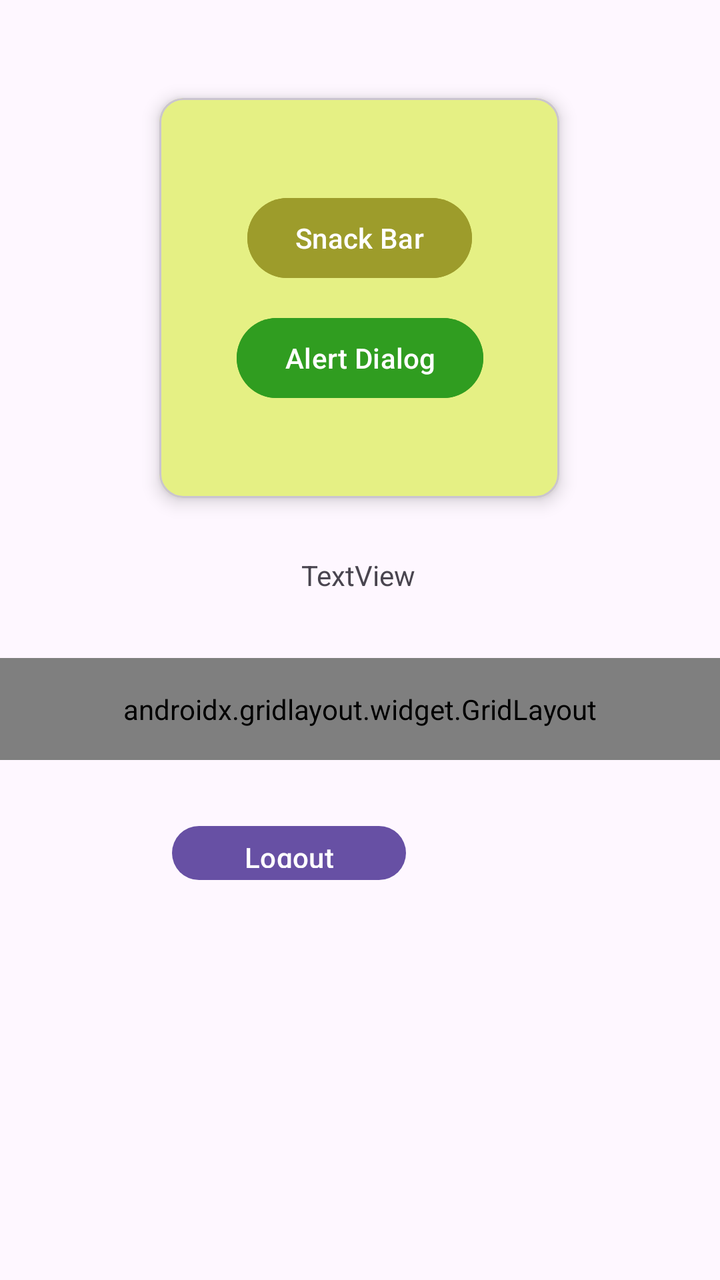
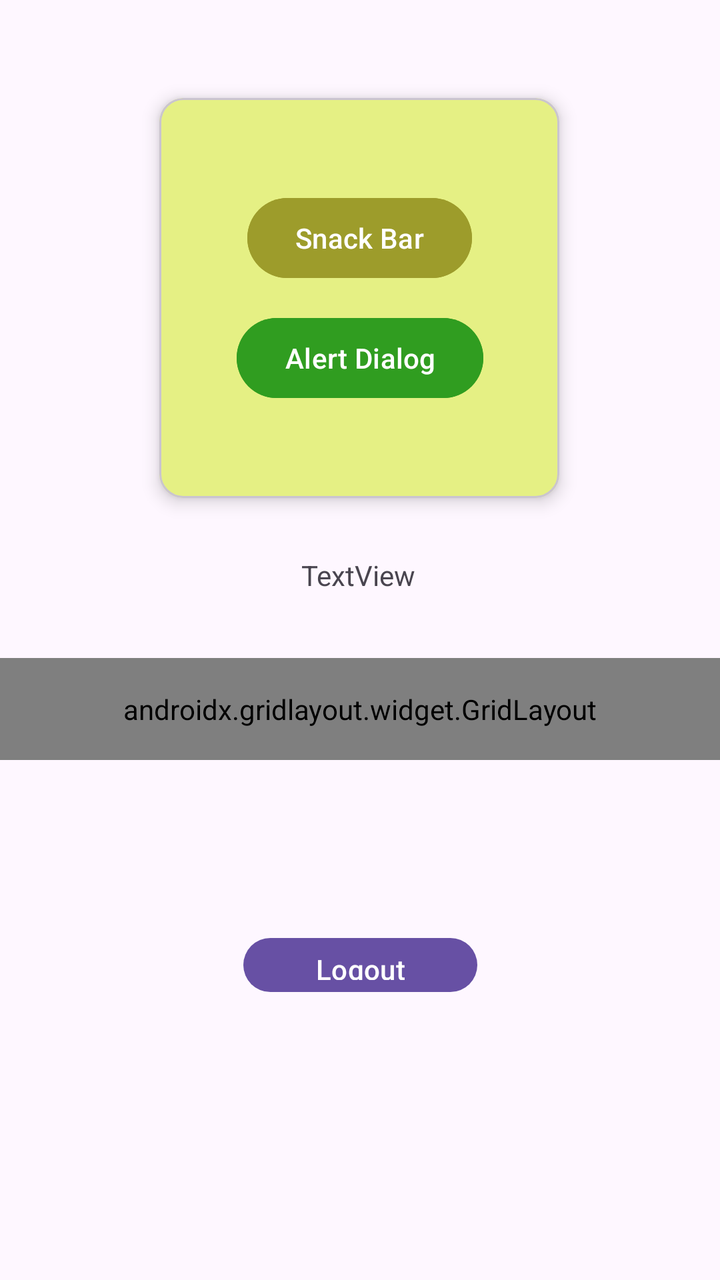

Screens rendered from an Android XML layout before and after an edit, with the pre-edit source and the edit as a unified diff.
<!-- AndroidManifest.xml: application theme Theme.Tio_3TIC -->
<!-- res/layout/fragment_home.xml -->
<?xml version="1.0" encoding="utf-8"?>
<androidx.constraintlayout.widget.ConstraintLayout xmlns:android="http://schemas.android.com/apk/res/android"
    xmlns:app="http://schemas.android.com/apk/res-auto"
    xmlns:tools="http://schemas.android.com/tools"
    android:layout_width="match_parent"
    android:layout_height="match_parent"
    tools:context=".Home.HomeFragment">

    <TextView
        android:id="@+id/tvdata"
        android:layout_width="wrap_content"
        android:layout_height="wrap_content"
        android:layout_marginStart="176dp"
        android:layout_marginTop="278dp"
        android:layout_marginEnd="178dp"
        android:layout_marginBottom="45dp"
        android:text="TextView"
        app:layout_constraintBottom_toTopOf="@+id/btnkembali"
        app:layout_constraintEnd_toEndOf="parent"
        app:layout_constraintStart_toStartOf="parent"
        app:layout_constraintTop_toTopOf="parent" />

    <com.google.android.material.card.MaterialCardView
        android:id="@+id/MaterialCardView"
        android:layout_width="200dp"
        android:layout_height="200dp"
        android:backgroundTint="#E5F084"
        app:cardElevation="5dp"
        app:layout_constraintBottom_toTopOf="@+id/tvdata"
        app:layout_constraintEnd_toEndOf="parent"
        app:layout_constraintHorizontal_bias="0.497"
        app:layout_constraintStart_toStartOf="parent"
        app:layout_constraintTop_toTopOf="parent"
        app:layout_constraintVertical_bias="0.628">


        <androidx.constraintlayout.widget.ConstraintLayout
            android:layout_width="match_parent"
            android:layout_height="match_parent"
            android:layout_margin="30dp">

            <Button
                android:id="@+id/btnsnackbar"
                android:layout_width="wrap_content"
                android:layout_height="48dp"
                android:backgroundTint="#9D9C2B"
                android:text="Snack Bar"
                app:layout_constraintBottom_toBottomOf="parent"
                app:layout_constraintEnd_toEndOf="parent"
                app:layout_constraintStart_toStartOf="parent"
                app:layout_constraintTop_toTopOf="parent"
                app:layout_constraintVertical_bias="0.173" />

            <Button
                android:id="@+id/btndialog"
                android:layout_width="wrap_content"
                android:layout_height="wrap_content"
                android:layout_marginEnd="8dp"
                android:backgroundTint="#309D20"
                android:text="Alert Dialog"
                app:layout_constraintBottom_toBottomOf="parent"
                app:layout_constraintEnd_toEndOf="parent"
                app:layout_constraintTop_toTopOf="parent"
                app:layout_constraintVertical_bias="0.826" />
        </androidx.constraintlayout.widget.ConstraintLayout>


    </com.google.android.material.card.MaterialCardView>


    <androidx.gridlayout.widget.GridLayout
        android:id="@+id/gridMenu"
        android:layout_width="0dp"
        android:layout_height="wrap_content"
        android:layout_marginTop="80dp"
        android:padding="16dp"
        app:columnCount="2"
        app:layout_constraintEnd_toEndOf="parent"
        app:layout_constraintHorizontal_bias="0.0"
        app:layout_constraintStart_toStartOf="parent"
        app:layout_constraintTop_toBottomOf="@+id/MaterialCardView"
        app:useDefaultMargins="true">

        <Button
            android:id="@+id/btnp5"
            android:layout_width="137dp"
            android:layout_height="38dp"
            android:text="Pertemuan5"
            app:layout_columnWeight="1"
            app:layout_constraintEnd_toEndOf="parent"
            app:layout_constraintStart_toStartOf="parent"
            app:layout_constraintTop_toBottomOf="@+id/btnkembali"
            app:layout_gravity="fill_horizontal" />


        <Button
            android:id="@+id/btnp6"
            android:layout_width="138dp"
            android:layout_height="35dp"
            android:text="Pertemuan6"
            app:layout_column="1"
            app:layout_columnWeight="1"
            app:layout_constraintEnd_toEndOf="parent"
            app:layout_constraintHorizontal_bias="0.505"
            app:layout_constraintStart_toStartOf="parent"
            app:layout_constraintTop_toBottomOf="@+id/btnp5"
            app:layout_gravity="fill_horizontal"
            app:layout_row="0" />

        <Button
            android:id="@+id/btnp9"
            android:layout_width="93dp"
            android:layout_height="40dp"
            android:text="pertemuan 9"
            android:textColor="#C84D4D"
            app:layout_columnWeight="1"
            app:layout_constraintEnd_toEndOf="parent"
            app:layout_constraintStart_toStartOf="parent"
            app:layout_constraintTop_toBottomOf="@+id/btnp6"
            app:layout_gravity="fill_horizontal" />

        <Button
            android:id="@+id/btnkembali"
            android:layout_width="124dp"
            android:layout_height="42dp"
            android:text="Kembali"
            app:layout_columnWeight="1"
            app:layout_constraintBottom_toBottomOf="parent"
            app:layout_constraintEnd_toEndOf="parent"
            app:layout_constraintHorizontal_bias="0.463"
            app:layout_constraintStart_toStartOf="parent"
            app:layout_constraintTop_toTopOf="parent"
            app:layout_gravity="fill_horizontal" />

    </androidx.gridlayout.widget.GridLayout>

    <Button
        android:id="@+id/btnlogout"
        android:layout_width="117dp"
        android:layout_height="35dp"
        android:layout_marginStart="138dp"
        android:layout_marginEnd="157dp"
        android:layout_marginBottom="196dp"
        android:text="Logout"
        app:layout_constraintBottom_toBottomOf="parent"
        app:layout_constraintEnd_toEndOf="parent"
        app:layout_constraintHorizontal_bias="1.0"
        app:layout_constraintStart_toStartOf="parent" />

</androidx.constraintlayout.widget.ConstraintLayout>
<!-- resources referenced by this layout -->
<resources>
  <style name="Theme.Tio_3TIC" parent="Base.Theme.Tio_3TIC" />
  <style name="Base.Theme.Tio_3TIC" parent="Theme.Material3.DayNight.NoActionBar">
          
          
      </style>
</resources>

<!-- the commit's change to res/layout/fragment_home.xml (unified diff, before → after) -->
@@ -120,6 +120,18 @@
             app:layout_gravity="fill_horizontal" />
 
         <Button
+            android:id="@+id/btnp11"
+            android:layout_width="93dp"
+            android:layout_height="40dp"
+            android:text="pertemuan 11"
+            android:textColor="#C84D4D"
+            app:layout_columnWeight="1"
+            app:layout_constraintEnd_toEndOf="parent"
+            app:layout_constraintStart_toStartOf="parent"
+            app:layout_constraintTop_toBottomOf="@+id/btnp6"
+            app:layout_gravity="fill_horizontal" />
+
+        <Button
             android:id="@+id/btnkembali"
             android:layout_width="124dp"
             android:layout_height="42dp"
@@ -138,13 +150,10 @@
         android:id="@+id/btnlogout"
         android:layout_width="117dp"
         android:layout_height="35dp"
-        android:layout_marginStart="138dp"
-        android:layout_marginEnd="157dp"
-        android:layout_marginBottom="196dp"
+        android:layout_marginBottom="140dp"
         android:text="Logout"
         app:layout_constraintBottom_toBottomOf="parent"
         app:layout_constraintEnd_toEndOf="parent"
-        app:layout_constraintHorizontal_bias="1.0"
         app:layout_constraintStart_toStartOf="parent" />
 
 </androidx.constraintlayout.widget.ConstraintLayout>
